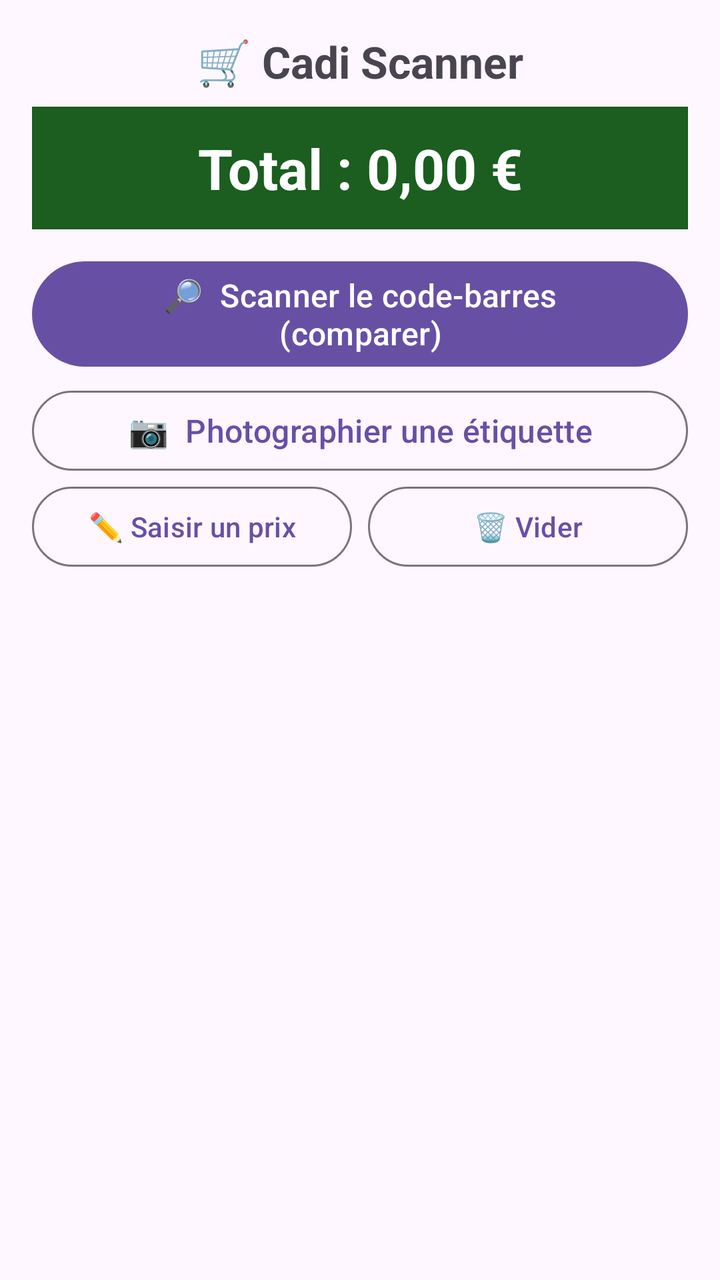
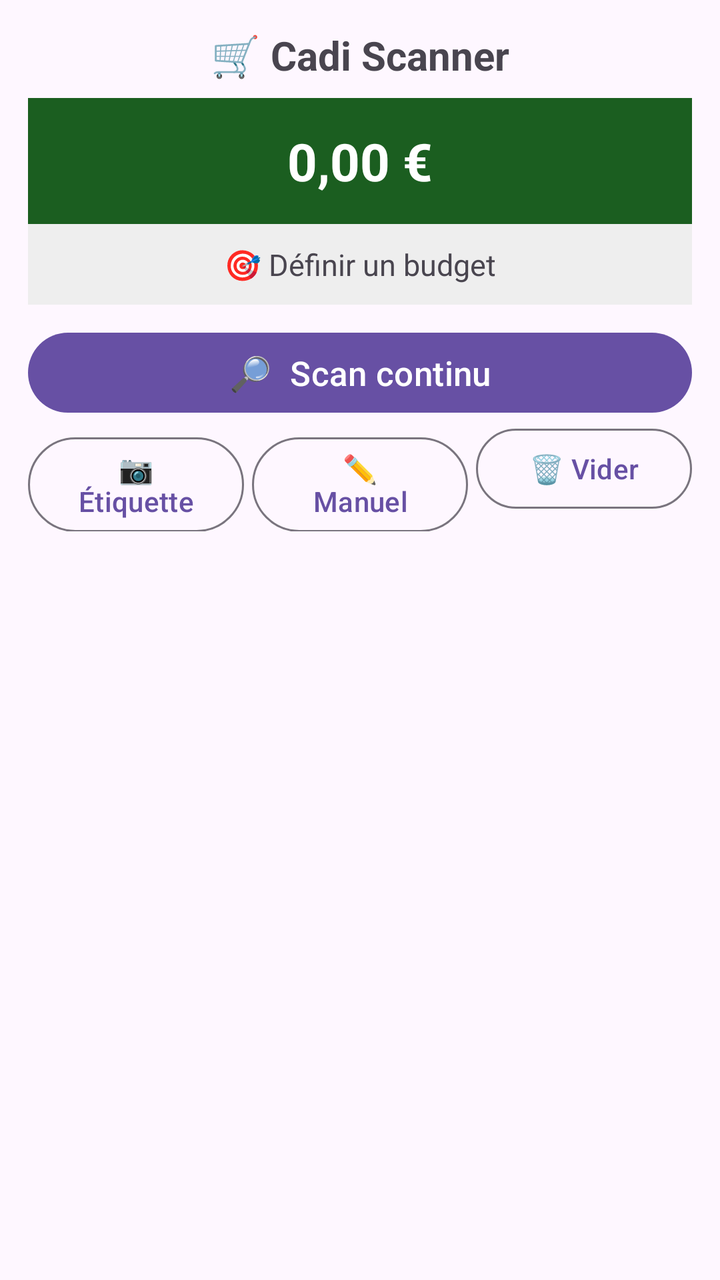

Screens rendered from an Android XML layout before and after an edit, with the pre-edit source and the edit as a unified diff.
<!-- AndroidManifest.xml: application theme Theme.Cadi -->
<!-- res/layout/activity_main.xml -->
<?xml version="1.0" encoding="utf-8"?>
<LinearLayout xmlns:android="http://schemas.android.com/apk/res/android"
    android:layout_width="match_parent"
    android:layout_height="match_parent"
    android:orientation="vertical"
    android:padding="16dp">

    <TextView
        android:layout_width="match_parent"
        android:layout_height="wrap_content"
        android:text="🛒 Cadi Scanner"
        android:textSize="22sp"
        android:textStyle="bold"
        android:gravity="center" />

    <TextView
        android:id="@+id/total"
        android:layout_width="match_parent"
        android:layout_height="wrap_content"
        android:layout_marginTop="8dp"
        android:text="Total : 0,00 €"
        android:textSize="28sp"
        android:textStyle="bold"
        android:gravity="center"
        android:padding="12dp"
        android:background="#1B5E20"
        android:textColor="#FFFFFF" />

    <Button
        android:id="@+id/btnCodeBarres"
        android:layout_width="match_parent"
        android:layout_height="wrap_content"
        android:layout_marginTop="12dp"
        android:text="🔎  Scanner le code-barres (comparer)"
        android:textSize="16sp" />

    <Button
        android:id="@+id/btnPhoto"
        style="?attr/materialButtonOutlinedStyle"
        android:layout_width="match_parent"
        android:layout_height="wrap_content"
        android:layout_marginTop="4dp"
        android:text="📷  Photographier une étiquette"
        android:textSize="16sp" />

    <LinearLayout
        android:layout_width="match_parent"
        android:layout_height="wrap_content"
        android:orientation="horizontal">

        <Button
            android:id="@+id/btnManuel"
            style="?attr/materialButtonOutlinedStyle"
            android:layout_width="0dp"
            android:layout_height="wrap_content"
            android:layout_weight="1"
            android:layout_marginEnd="4dp"
            android:text="✏️ Saisir un prix" />

        <Button
            android:id="@+id/btnVider"
            style="?attr/materialButtonOutlinedStyle"
            android:layout_width="0dp"
            android:layout_height="wrap_content"
            android:layout_weight="1"
            android:layout_marginStart="4dp"
            android:text="🗑️ Vider" />
    </LinearLayout>

    <ListView
        android:id="@+id/liste"
        android:layout_width="match_parent"
        android:layout_height="0dp"
        android:layout_weight="1"
        android:layout_marginTop="8dp"
        android:divider="#DDDDDD"
        android:dividerHeight="1dp" />

</LinearLayout>
<!-- resources referenced by this layout -->
<resources>
  <style name="Theme.Cadi" parent="Theme.Material3.DayNight.NoActionBar" />
</resources>

<!-- the commit's change to res/layout/activity_main.xml (unified diff, before → after) -->
@@ -1,47 +1,49 @@
 <?xml version="1.0" encoding="utf-8"?>
 <LinearLayout xmlns:android="http://schemas.android.com/apk/res/android"
+    android:id="@+id/racine"
     android:layout_width="match_parent"
     android:layout_height="match_parent"
     android:orientation="vertical"
-    android:padding="16dp">
+    android:padding="14dp">
 
     <TextView
         android:layout_width="match_parent"
         android:layout_height="wrap_content"
+        android:gravity="center"
         android:text="🛒 Cadi Scanner"
-        android:textSize="22sp"
-        android:textStyle="bold"
-        android:gravity="center" />
+        android:textSize="20sp"
+        android:textStyle="bold" />
 
     <TextView
         android:id="@+id/total"
         android:layout_width="match_parent"
         android:layout_height="wrap_content"
         android:layout_marginTop="8dp"
-        android:text="Total : 0,00 €"
-        android:textSize="28sp"
-        android:textStyle="bold"
+        android:background="#1B5E20"
         android:gravity="center"
-        android:padding="12dp"
-        android:background="#1B5E20"
-        android:textColor="#FFFFFF" />
+        android:padding="14dp"
+        android:text="0,00 €"
+        android:textColor="#FFFFFF"
+        android:textSize="26sp"
+        android:textStyle="bold" />
+
+    <TextView
+        android:id="@+id/budget"
+        android:layout_width="match_parent"
+        android:layout_height="wrap_content"
+        android:background="#EEEEEE"
+        android:gravity="center"
+        android:padding="10dp"
+        android:text="🎯 Définir un budget"
+        android:textSize="15sp" />
 
     <Button
-        android:id="@+id/btnCodeBarres"
+        android:id="@+id/btnScanContinu"
         android:layout_width="match_parent"
         android:layout_height="wrap_content"
-        android:layout_marginTop="12dp"
-        android:text="🔎  Scanner le code-barres (comparer)"
-        android:textSize="16sp" />
-
-    <Button
-        android:id="@+id/btnPhoto"
-        style="?attr/materialButtonOutlinedStyle"
-        android:layout_width="match_parent"
-        android:layout_height="wrap_content"
-        android:layout_marginTop="4dp"
-        android:text="📷  Photographier une étiquette"
-        android:textSize="16sp" />
+        android:layout_marginTop="10dp"
+        android:text="🔎  Scan continu"
+        android:textSize="17sp" />
 
     <LinearLayout
         android:layout_width="match_parent"
@@ -49,21 +51,29 @@
         android:orientation="horizontal">
 
         <Button
+            android:id="@+id/btnPhoto"
+            style="?attr/materialButtonOutlinedStyle"
+            android:layout_width="0dp"
+            android:layout_height="wrap_content"
+            android:layout_marginEnd="4dp"
+            android:layout_weight="1"
+            android:text="📷 Étiquette" />
+
+        <Button
             android:id="@+id/btnManuel"
             style="?attr/materialButtonOutlinedStyle"
             android:layout_width="0dp"
             android:layout_height="wrap_content"
             android:layout_weight="1"
-            android:layout_marginEnd="4dp"
-            android:text="✏️ Saisir un prix" />
+            android:text="✏️ Manuel" />
 
         <Button
             android:id="@+id/btnVider"
             style="?attr/materialButtonOutlinedStyle"
             android:layout_width="0dp"
             android:layout_height="wrap_content"
+            android:layout_marginStart="4dp"
             android:layout_weight="1"
-            android:layout_marginStart="4dp"
             android:text="🗑️ Vider" />
     </LinearLayout>
 
